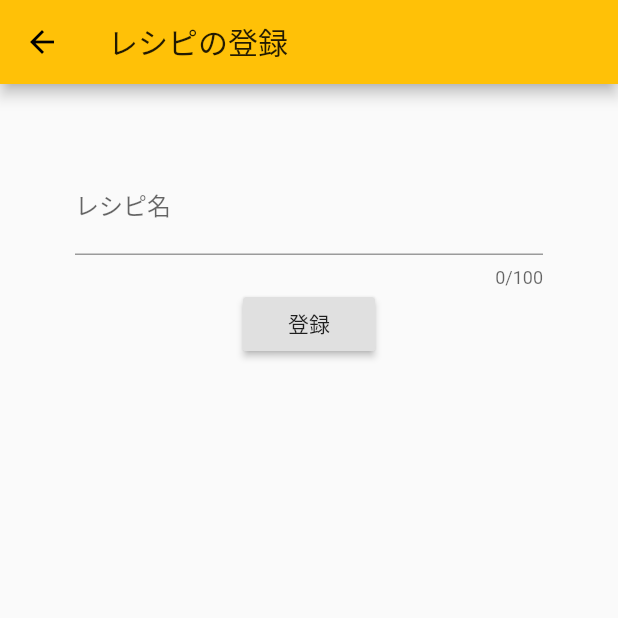
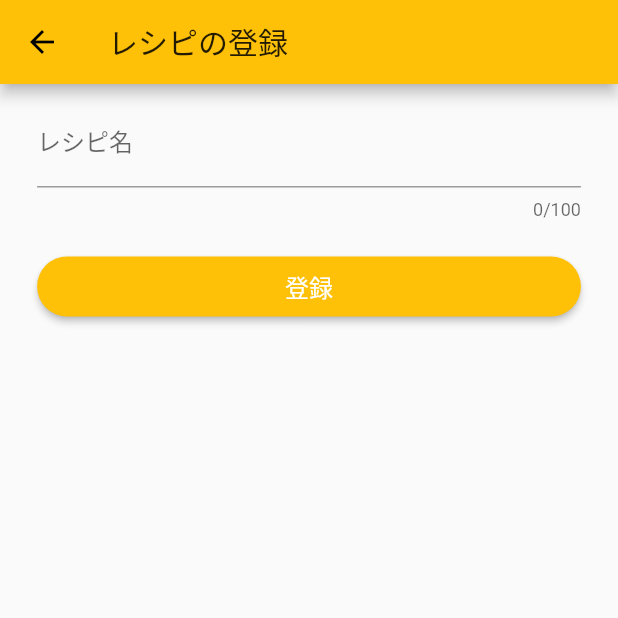
Before and after one commit to curry-designer/curry-designer-lite, a Flutter app: the _RegisterRecipeForm screen opened directly, on a phone screen of 412 x 824 dp, the top half of it. Run offline on Flutter 3.47's test engine with Material 2 defaults, Android fonts, the phone set to English and light mode, and no system bars; our stand-ins replace flutter_icons, flutter_slidable, share, sqflite; accounts and stored records are empty; project files that could hold a hidden picture were left out.

Commit message:
作り方の修正

```diff
--- a/lib/main.dart
+++ b/lib/main.dart
@@ -1,8 +1,10 @@
+import 'package:currydesignerlite/stores/how_to_make_store.dart';
 import 'package:currydesignerlite/ui/setting.dart';
 import 'package:currydesignerlite/ui/setting_detail/about_curry_designer_lite.dart';
 import 'package:currydesignerlite/ui/setting_detail/about_tanoshige.dart';
 import 'package:currydesignerlite/ui/setting_detail/terms_of_use.dart';
 import 'package:flutter/material.dart';
+import 'package:provider/provider.dart';
 
 import 'ui/home.dart';
 import 'ui/how_to_make_note_detail.dart';
@@ -15,6 +17,18 @@ void main() {
 }
 
 class MyApp extends StatelessWidget {
+  @override
+  Widget build(BuildContext context) {
+    return MultiProvider(providers: [
+      // 作り方の変更をページ跨ぎで行いため、MaterialAppの上でProviderを定義する。
+      ChangeNotifierProvider<HowToMakeStore>(
+        create: (context) => HowToMakeStore(),
+      ),
+    ], child: _MyApp());
+  }
+}
+
+class _MyApp extends StatelessWidget {
   // This widget is the root of your application.
   @override
   Widget build(BuildContext context) {
--- a/lib/ui/note.dart
+++ b/lib/ui/note.dart
@@ -23,9 +23,6 @@ class Note extends StatelessWidget {
     return MultiProvider(providers: [
       ChangeNotifierProvider<VersionStore>(
         create: (context) => VersionStore(),
-      ),
-      ChangeNotifierProvider<HowToMakeStore>(
-        create: (context) => HowToMakeStore(),
       ),
       ChangeNotifierProvider<CurryMaterialStore>(
         create: (context) => CurryMaterialStore(),
--- a/lib/ui/register_recipe_form.dart
+++ b/lib/ui/register_recipe_form.dart
@@ -40,17 +40,21 @@ class _RegisterRecipeForm extends StatelessWidget {
         appBar: AppBar(
           title: const Text('レシピの登録'),
         ),
-        body: Form(
+        body: Align(
+          alignment: Alignment.topCenter,
+          child: Container(
+            padding: const EdgeInsets.only(top: 10),
+            width: MediaQuery.of(context).size.width * 0.88,
+            child: Form(
               key: _formKey,
               child: Container(
-            padding: const EdgeInsets.all(50),
+                //padding: const EdgeInsets.all(50),
                 child: SingleChildScrollView(
                   child: Column(
                     children: <Widget>[
                       TextFormField(
                         maxLength: 100,
                         decoration: const InputDecoration(
-                      hintText: 'バターチキンカレー etc...',
                           labelText: 'レシピ名',
                         ),
                         validator: (String value) {
@@ -60,13 +64,29 @@ class _RegisterRecipeForm extends StatelessWidget {
                           context.read<RecipeStore>().recipeName = value;
                         },
                       ),
-                  RaisedButton(
+                      Container(
+                        padding: const EdgeInsets.only(top: 20),
+                        child: ElevatedButton(
                           onPressed: () => _register(
                               context.read<RecipeStore>().getCurryRecipeName,
                               context),
-                    child: const Text('登録'),
+                          child: const Text(
+                            '登録',
+                            style: TextStyle(
+                              fontSize: 16,
+                              color: Colors.white,
+                            ),
+                          ),
+                          style: ElevatedButton.styleFrom(
+                            minimumSize: const Size.fromHeight(40),
+                            primary: Colors.amber,
+                            shape: const StadiumBorder(),
+                          ),
+                        ),
                       ),
                     ],
+                  ),
+                ),
               ),
             ),
           ),
```
Also changed, not shown: lib/stores/curry_material_store.dart (+6 -5 lines), lib/stores/how_to_make_store.dart (+20 -5 lines), lib/ui/how_to_make_note_detail.dart (+43 -7 lines), 1 other file. Lines whose indentation alone changed are shown as unchanged.
